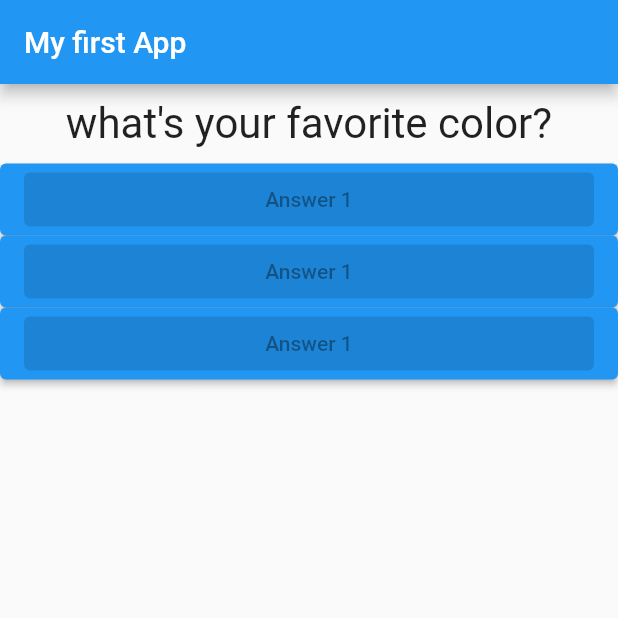
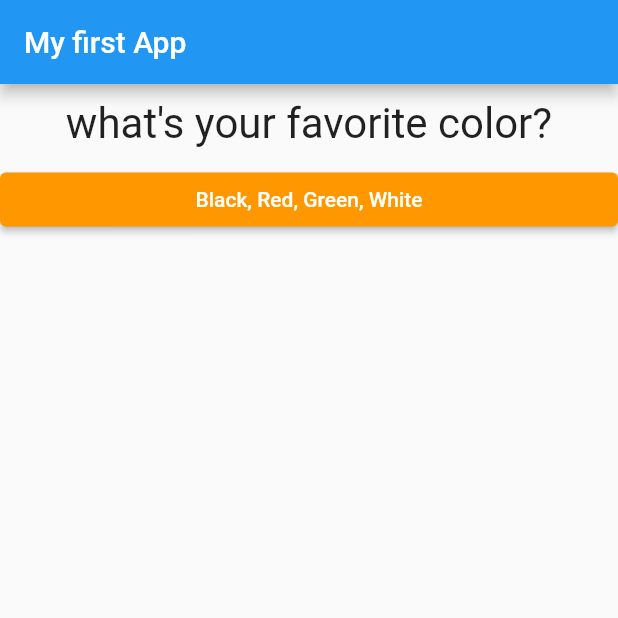
Before and after one commit to ibrikk/flutter-app, a Flutter app: the screen it shows after launch, on a phone screen of 412 x 824 dp, the top half of it. Run offline on Flutter 3.47's test engine with Material 2 defaults, Android fonts, the light colour scheme and no system bars.

Commit message:
add more widgets

```diff
--- a/lib/answer.dart
+++ b/lib/answer.dart
@@ -1,16 +1,22 @@
 import 'package:flutter/material.dart';
 
 class Answer extends StatelessWidget {
+  final VoidCallback selectHandler;
+  final String answerText;
+
+  Answer(this.selectHandler, this.answerText);
   @override
   Widget build(BuildContext context) {
     return Container(
       width: double.infinity,
       child: ElevatedButton(
-        style: ElevatedButton.styleFrom(primary: Colors.black),
+        style: ButtonStyle(
+          backgroundColor: MaterialStateProperty.all<Color>(Colors.orange),
+        ),
         child: Text(
-          'Answer 1',
+          answerText,
         ),
-        onPressed: null,
+        onPressed: selectHandler,
       ),
     );
   }
--- a/lib/main.dart
+++ b/lib/main.dart
@@ -13,7 +13,7 @@ class MyApp extends StatefulWidget {
 
 class _MyAppState extends State<MyApp> {
   var _idx = 0;
-  void answerQuestion() {
+  void _answerQuestion() {
     setState(() {
       _idx += 1;
     });
@@ -23,9 +23,18 @@ class _MyAppState extends State<MyApp> {
   @override
   Widget build(BuildContext context) {
     var questions = [
-      "what's your favorite color?",
-      "What's your favourite animal?",
-      "What's your favourite food?",
+      {
+        "questionText": "what's your favorite color?",
+        "answers": ['Black, Red, Green, White'],
+      },
+      {
+        "questionText": "What's your favourite animal?",
+        "answers": ['Rabbit', 'Snake', 'Elephant'],
+      },
+      {
+        "questionText": "what's your favorite food?",
+        "answers": ['Steak', 'Pilau', 'Soup', 'Pizza'],
+      },
     ];
     return MaterialApp(
       home: Scaffold(
@@ -35,20 +44,11 @@ class _MyAppState extends State<MyApp> {
         body: Column(
           children: [
             Question(
-              questions[_idx],
+              questions[_idx]['questionText'] as String,
             ),
-            ElevatedButton(
-              child: Answer(),
-              onPressed: () => answerQuestion(),
-            ),
-            ElevatedButton(
-              child: Answer(),
-              onPressed: () => answerQuestion(),
-            ),
-            ElevatedButton(
-              child: Answer(),
-              onPressed: () => answerQuestion(),
-            ),
+            ...(questions[_idx]['answers'] as List<String>).map((answer) {
+              return Answer(_answerQuestion, answer);
+            }).toList()
           ],
         ),
       ),
```
